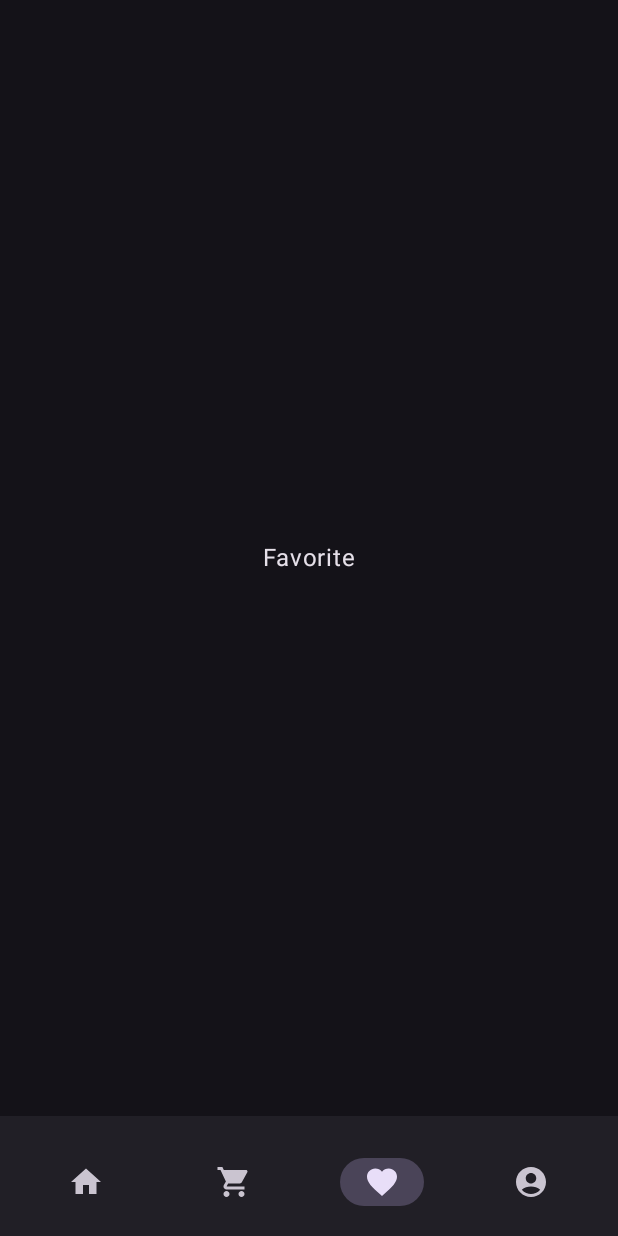
After one commit to robbyari/TokoSepatu, an Android app built with Jetpack Compose: the FavoriteScreen screen opened through its navigation route, on a phone screen of 412 x 824 dp. The commit adds this screen. Run offline under Robolectric (Android 15) with nearby library versions, the phone set to English and light mode, and no system bars.

Commit message:
Penambahan ShoesItem.kt

```diff
--- a/app/build.gradle
+++ b/app/build.gradle
@@ -63,4 +63,7 @@ dependencies {
     androidTestImplementation 'androidx.compose.ui:ui-test-junit4'
     debugImplementation 'androidx.compose.ui:ui-tooling'
     debugImplementation 'androidx.compose.ui:ui-test-manifest'
+
+    implementation "androidx.lifecycle:lifecycle-viewmodel-compose:2.5.1"
+    implementation "androidx.navigation:navigation-compose:2.5.2"
 }
--- /dev/null
+++ b/app/src/main/java/com/robbyari/tokosepatu/TokoSepatuApp.kt
@@ -0,0 +1,154 @@
+package com.robbyari.tokosepatu
+
+import android.content.Context
+import android.content.Intent
+import androidx.compose.foundation.layout.padding
+import androidx.compose.material.icons.Icons
+import androidx.compose.material.icons.filled.AccountCircle
+import androidx.compose.material.icons.filled.Favorite
+import androidx.compose.material.icons.filled.Home
+import androidx.compose.material.icons.filled.ShoppingCart
+import androidx.compose.material3.BottomAppBar
+import androidx.compose.material3.ExperimentalMaterial3Api
+import androidx.compose.material3.Icon
+import androidx.compose.material3.NavigationBarItem
+import androidx.compose.material3.Scaffold
+import androidx.compose.material3.Text
+import androidx.compose.runtime.Composable
+import androidx.compose.runtime.getValue
+import androidx.compose.ui.Modifier
+import androidx.compose.ui.platform.LocalContext
+import androidx.compose.ui.tooling.preview.Preview
+import androidx.navigation.NavController
+import androidx.navigation.NavGraph.Companion.findStartDestination
+import androidx.navigation.NavHostController
+import androidx.navigation.compose.NavHost
+import androidx.navigation.compose.composable
+import androidx.navigation.compose.currentBackStackEntryAsState
+import androidx.navigation.compose.rememberNavController
+import com.robbyari.tokosepatu.ui.navigation.NavigationItem
+import com.robbyari.tokosepatu.ui.navigation.Screen
+import com.robbyari.tokosepatu.ui.screen.cart.CartScreen
+import com.robbyari.tokosepatu.ui.screen.favorite.FavoriteScreen
+import com.robbyari.tokosepatu.ui.screen.home.HomeScreen
+import com.robbyari.tokosepatu.ui.screen.profile.ProfileScreen
+import com.robbyari.tokosepatu.ui.theme.TokoSepatuTheme
+
+@OptIn(ExperimentalMaterial3Api::class)
+@Composable
+fun TokoSepatuApp(
+    modifier: Modifier = Modifier,
+    navContoller: NavHostController = rememberNavController()
+) {
+    val navBackStackEntry by navContoller.currentBackStackEntryAsState()
+    val currentRoute = navBackStackEntry?.destination?.route
+
+    Scaffold(
+        bottomBar = {
+            if (currentRoute != Screen.DetailShoes.route) {
+                BottomBar(navContoller)
+            }
+        },
+        modifier = modifier
+    ) { innerPadding ->
+        NavHost(
+            navController = navContoller,
+            startDestination = Screen.Home.route,
+            modifier = Modifier.padding(innerPadding)
+        ) {
+            composable(Screen.Home.route) {
+                HomeScreen(
+                    navigateToDetail = { shoesId ->
+                        navContoller.navigate(Screen.DetailShoes.createRoute(shoesId))
+                    }
+                )
+            }
+            composable(Screen.Cart.route) {
+                val context = LocalContext.current
+                CartScreen()
+            }
+            composable(Screen.Favorite.route) {
+                FavoriteScreen()
+            }
+            composable(Screen.Profile.route) {
+                ProfileScreen()
+            }
+        }
+    }
+}
+
+@Composable
+fun BottomBar(
+    navContoller: NavHostController,
+    modifier: Modifier = Modifier
+) {
+    BottomAppBar(
+        modifier = modifier
+    ) {
+        val navBackStackEntry by navContoller.currentBackStackEntryAsState()
+        val currentRoute = navBackStackEntry?.destination?.route
+        val navigationItems = listOf(
+            NavigationItem(
+                icon = Icons.Default.Home,
+                screen = Screen.Home
+            ),
+            NavigationItem(
+                icon = Icons.Default.ShoppingCart,
+                screen = Screen.Cart
+            ),
+            NavigationItem(
+                icon = Icons.Default.Favorite,
+                screen = Screen.Favorite
+            ),
+            NavigationItem(
+                icon = Icons.Default.AccountCircle,
+                screen = Screen.Profile
+            )
+        )
+
+        BottomAppBar {
+            navigationItems.map { item ->
+                NavigationBarItem(
+                    icon = {
+                        Icon(
+                            imageVector = item.icon,
+                            contentDescription = null
+                        )
+                    },
+                    selected = currentRoute == item.screen.route,
+                    onClick = {
+                        navContoller.navigate(item.screen.route) {
+                            popUpTo(navContoller.graph.findStartDestination().id) {
+                                saveState = true
+                            }
+                            restoreState = true
+                            launchSingleTop = true
+                        }
+                    }
+                )
+            }
+        }
+    }
+}
+
+private fun shareOrder(context: Context, summary: String) {
+    val intent = Intent(Intent.ACTION_SEND).apply {
+        type = "text/plain"
+        putExtra(Intent.EXTRA_SUBJECT, context.getString(R.string.app_name))
+        putExtra(Intent.EXTRA_TEXT, summary)
+    }
+    context.startActivity(
+        Intent.createChooser(
+            intent,
+            context.getString(R.string.app_name)
+        )
+    )
+}
+
+@Preview(showBackground = true)
+@Composable
+fun TokoSepatuAppPreview() {
+    TokoSepatuTheme {
+        TokoSepatuApp()
+    }
+}
--- a/app/src/main/java/com/robbyari/tokosepatu/data/ShoesRepository.kt
+++ b/app/src/main/java/com/robbyari/tokosepatu/data/ShoesRepository.kt
@@ -27,7 +27,7 @@ class ShoesRepository {
         }
     }
 
-    fun updateOrderReward(shoesId: Long, newSizeValue: Int): Flow<Boolean> {
+    fun updateOrderShoes(shoesId: Long, newSizeValue: Int): Flow<Boolean> {
         val index = orderShoes.indexOfFirst { it.shoes.id == shoesId }
         val result = if (index >= 0) {
             val orderShoess = orderShoes[index]
--- a/app/src/main/java/com/robbyari/tokosepatu/model/Shoes.kt
+++ b/app/src/main/java/com/robbyari/tokosepatu/model/Shoes.kt
@@ -4,6 +4,6 @@ data class Shoes(
     val id: Long,
     val image: Int,
     val title: String,
-    val price: Int,
-    val rating: Double,
+    val price: String,
+    val rating: String,
 )
--- /dev/null
+++ b/app/src/main/java/com/robbyari/tokosepatu/ui/ViewModelFactory.kt
@@ -0,0 +1,22 @@
+package com.robbyari.tokosepatu.ui
+
+import androidx.lifecycle.ViewModel
+import androidx.lifecycle.ViewModelProvider
+import com.robbyari.tokosepatu.data.ShoesRepository
+import com.robbyari.tokosepatu.ui.screen.cart.CartViewModel
+import com.robbyari.tokosepatu.ui.screen.detail.DetailViewModel
+import com.robbyari.tokosepatu.ui.screen.home.HomeViewModel
+
+class ViewModelFactory(private val repository: ShoesRepository) :
+ViewModelProvider.NewInstanceFactory() {
+
+    @Suppress("UNCHECKED_CAST")
+    override fun <T : ViewModel> create(modelClass: Class<T>): T {
+        if (modelClass.isAssignableFrom(HomeViewModel::class.java)) {
+            return HomeViewModel(repository) as T
+        } else if (modelClass.isAssignableFrom(DetailViewModel::class.java)) {
+            return DetailViewModel(repository) as T
+        }
+        throw IllegalArgumentException("Unknown ViewModel class: " + modelClass.name)
+    }
+}
--- /dev/null
+++ b/app/src/main/java/com/robbyari/tokosepatu/ui/navigation/NavigationItem.kt
@@ -0,0 +1,8 @@
+package com.robbyari.tokosepatu.ui.navigation
+
+import androidx.compose.ui.graphics.vector.ImageVector
+
+data class NavigationItem(
+    val icon: ImageVector,
+    val screen: Screen
+)
--- /dev/null
+++ b/app/src/main/java/com/robbyari/tokosepatu/ui/screen/cart/CartViewModel.kt
@@ -0,0 +1,4 @@
+package com.robbyari.tokosepatu.ui.screen.cart
+
+class CartViewModel {
+}
--- /dev/null
+++ b/app/src/main/java/com/robbyari/tokosepatu/ui/screen/favorite/FavoriteScreen.kt
@@ -0,0 +1,23 @@
+package com.robbyari.tokosepatu.ui.screen.favorite
+
+import androidx.compose.foundation.layout.Box
+import androidx.compose.foundation.layout.fillMaxSize
+import androidx.compose.material3.Text
+import androidx.compose.runtime.Composable
+import androidx.compose.ui.Alignment
+import androidx.compose.ui.Modifier
+import androidx.compose.ui.res.stringResource
+import com.robbyari.tokosepatu.R
+
+
+@Composable
+fun FavoriteScreen(
+    modifier: Modifier = Modifier
+) {
+    Box(
+        modifier = modifier.fillMaxSize(),
+        contentAlignment = Alignment.Center,
+    ) {
+        Text(stringResource(R.string.favorite))
+    }
+}
--- /dev/null
+++ b/app/src/main/java/com/robbyari/tokosepatu/ui/screen/home/HomeScreen.kt
@@ -0,0 +1,68 @@
+package com.robbyari.tokosepatu.ui.screen.home
+
+import androidx.compose.foundation.clickable
+import androidx.compose.foundation.layout.Arrangement
+import androidx.compose.foundation.layout.PaddingValues
+import androidx.compose.foundation.lazy.grid.GridCells
+import androidx.compose.foundation.lazy.grid.LazyVerticalGrid
+import androidx.compose.foundation.lazy.grid.items
+import androidx.compose.runtime.Composable
+import androidx.compose.runtime.collectAsState
+import androidx.compose.ui.Modifier
+import androidx.compose.ui.unit.dp
+import androidx.lifecycle.viewmodel.compose.viewModel
+import com.robbyari.tokosepatu.di.Injection
+import com.robbyari.tokosepatu.model.OrderShoes
+import com.robbyari.tokosepatu.ui.ViewModelFactory
+import com.robbyari.tokosepatu.ui.common.UiState
+import com.robbyari.tokosepatu.ui.components.ShoesItem
+
+@Composable
+fun HomeScreen(
+    modifier: Modifier = Modifier,
+    viewModel: HomeViewModel = viewModel(
+        factory = ViewModelFactory(Injection.provideRepository())
+    ),
+    navigateToDetail: (Long) -> Unit
+) {
+    viewModel.uiState.collectAsState(initial = UiState.Loading).value.let { uiState ->
+        when (uiState) {
+            is UiState.Loading -> {
+                viewModel.getAllShoes()
+            }
+
+            is UiState.Success -> {
+
+            }
+
+            is UiState.Error -> {}
+        }
+    }
+}
+
+@Composable
+fun HomeContent(
+    orderShoes: List<OrderShoes>,
+    modifier: Modifier = Modifier,
+    navigateToDetail: (Long) -> Unit
+) {
+   LazyVerticalGrid(
+       columns = GridCells.Adaptive(160.dp),
+       contentPadding = PaddingValues(16.dp),
+       horizontalArrangement = Arrangement.spacedBy(16.dp),
+       verticalArrangement = Arrangement.spacedBy(16.dp),
+       modifier = modifier
+   ) {
+       items(orderShoes) { data ->
+           ShoesItem(
+               image = data.shoes.image,
+               title = data.shoes.title,
+               price = data.shoes.price,
+               rating = data.shoes.rating,
+               modifier = Modifier.clickable {
+                   navigateToDetail(data.shoes.id)
+               }
+           )
+       }
+   }
+}
--- /dev/null
+++ b/app/src/main/java/com/robbyari/tokosepatu/ui/screen/home/HomeViewModel.kt
@@ -0,0 +1,32 @@
+package com.robbyari.tokosepatu.ui.screen.home
+
+import androidx.lifecycle.ViewModel
+import androidx.lifecycle.viewModelScope
+import com.robbyari.tokosepatu.data.ShoesRepository
+import com.robbyari.tokosepatu.model.OrderShoes
+import com.robbyari.tokosepatu.ui.common.UiState
+import kotlinx.coroutines.flow.MutableStateFlow
+import kotlinx.coroutines.flow.StateFlow
+import kotlinx.coroutines.flow.catch
+import kotlinx.coroutines.launch
+
+class HomeViewModel(
+    private val repository: ShoesRepository
+) : ViewModel() {
+    private val _uiState: MutableStateFlow<UiState<List<OrderShoes>>> = MutableStateFlow(UiState.Loading)
+
+    val uiState: StateFlow<UiState<List<OrderShoes>>>
+        get() = _uiState
+
+    fun getAllShoes() {
+        viewModelScope.launch {
+            repository.getAllShoes()
+                .catch {
+                    _uiState.value = UiState.Error(it.message.toString())
+                }
+                .collect { orderShoes ->
+                    _uiState.value = UiState.Success(orderShoes)
+                }
+        }
+    }
+}
--- a/app/src/main/res/values/strings.xml
+++ b/app/src/main/res/values/strings.xml
@@ -1,3 +1,5 @@
 <resources>
     <string name="app_name">TokoSepatu</string>
+    <string name="menu_profile">Profile</string>
+    <string name="favorite">Favorite</string>
 </resources>
```
Also changed, not shown: app/src/main/java/com/robbyari/tokosepatu/MainActivity.kt (+1 -17 lines), app/src/main/java/com/robbyari/tokosepatu/model/FakeShoesDataSource.kt (+10 -10 lines), app/src/main/java/com/robbyari/tokosepatu/ui/navigation/Screen.kt (added, +12 -0 lines), app/src/main/java/com/robbyari/tokosepatu/ui/screen/cart/CartScreen.kt (added, +20 -0 lines), app/src/main/java/com/robbyari/tokosepatu/ui/screen/detail/DetailScreen.kt (added, +22 -0 lines), app/src/main/java/com/robbyari/tokosepatu/ui/screen/detail/DetailViewModel.kt (added, +34 -0 lines), app/src/main/java/com/robbyari/tokosepatu/ui/screen/profile/ProfileScreen.kt (added, +22 -0 lines).
